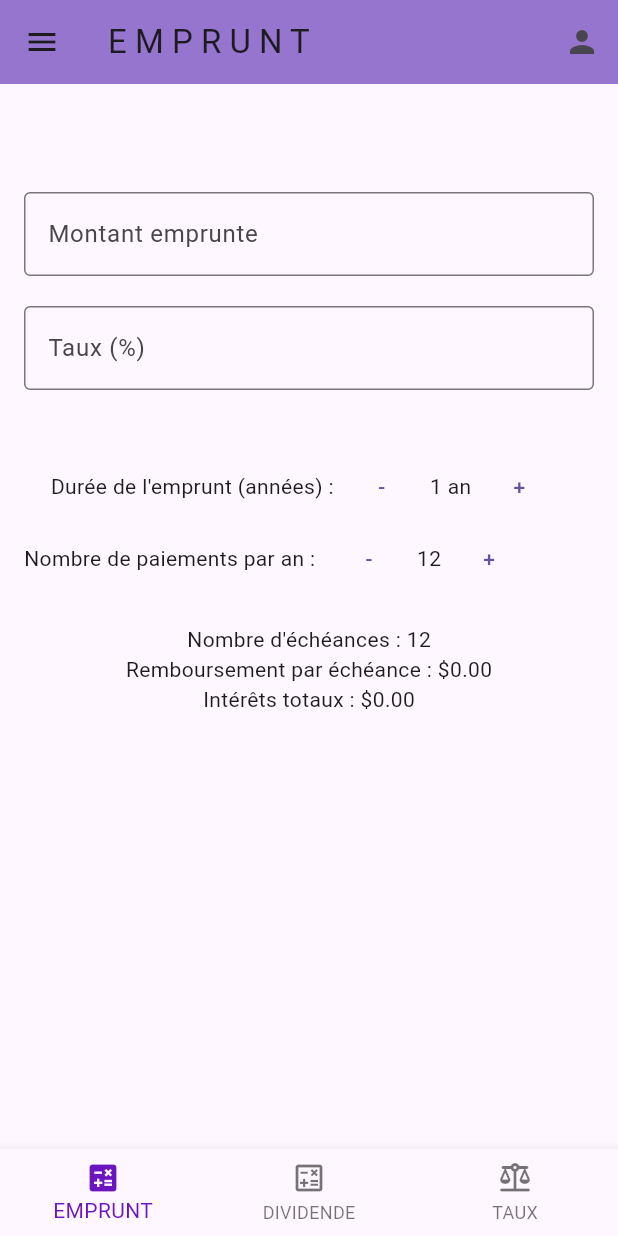
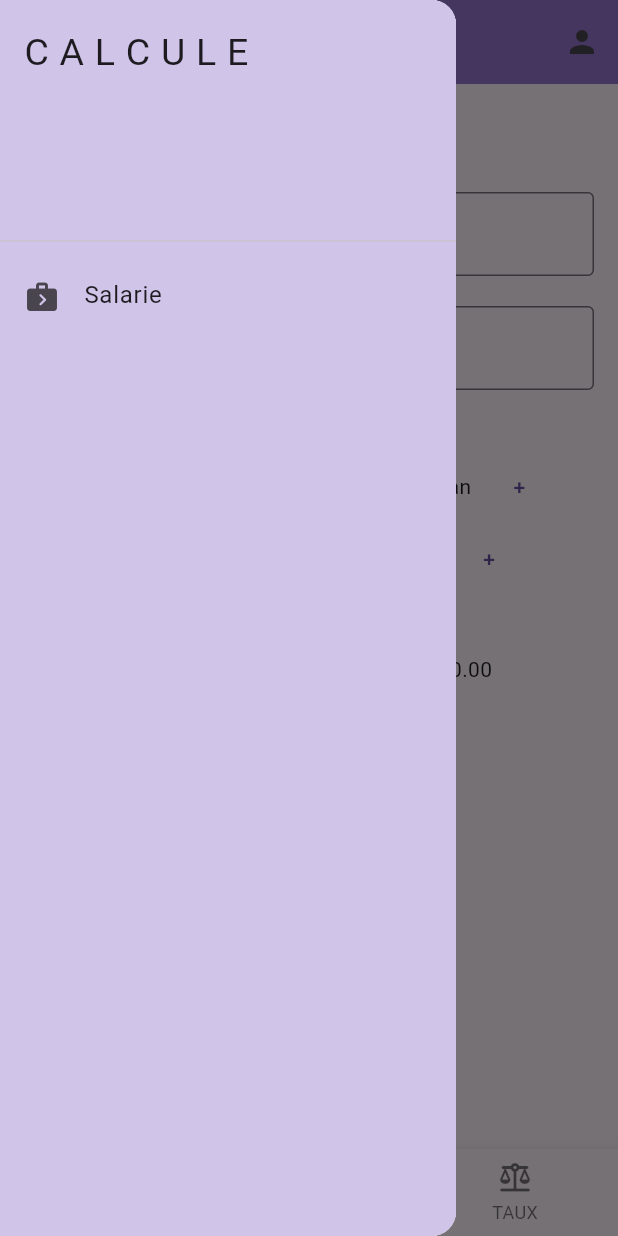
Before and after one commit to InnocenPy/CalculatorFinancier, a Flutter app: the screen it shows after launch, with the side drawer open (before the commit the screen has no drawer), on a phone screen of 412 x 824 dp. Run offline on Flutter 3.47's test engine with Material 3 defaults, Android fonts, the phone set to English and light mode, and no system bars; our stand-ins replace toggle_switch.

```diff
--- a/lib/pages/home.dart
+++ b/lib/pages/home.dart
@@ -1,5 +1,6 @@
 import 'package:demo_test/pages/dividende.dart';
 import 'package:demo_test/pages/emprunt.dart';
+import 'package:demo_test/pages/salarie.dart';
 import 'package:demo_test/pages/taux_marge.dart';
 import 'package:flutter/material.dart';
 
@@ -33,8 +34,29 @@ class _HomePageState extends State<HomePage> {
         backgroundColor: Colors.deepPurple[300],
         elevation: 0,
         title: const Text('E M P R U N T'),
-        leading: IconButton(onPressed: () {}, icon: const Icon(Icons.menu)),
+        // leading: IconButton(onPressed: () {}, icon: const Icon(Icons.menu)),
         actions: [IconButton(onPressed: () {}, icon: const Icon(Icons.person))],
+      ),
+      drawer: Drawer(
+        child: Container(
+          color: Colors.deepPurple[100],
+          child: ListView(
+            children: [
+              const DrawerHeader(
+                  child: Text(
+                "C A L C U L E",
+                style: TextStyle(fontSize: 25),
+              )),
+              ListTile(
+                  leading: const Icon(Icons.next_week_rounded),
+                  title: const Text('Salarie'),
+                  onTap: () {
+                    Navigator.of(context).push(MaterialPageRoute(
+                        builder: (context) => const SalariePage()));
+                  }),
+            ],
+          ),
+        ),
       ),
       body: _widgetOptions.elementAt(_selectedIndex),
       bottomNavigationBar: BottomNavigationBar(
```
Also changed, not shown: lib/pages/salarie.dart (added, +15 -0 lines).
